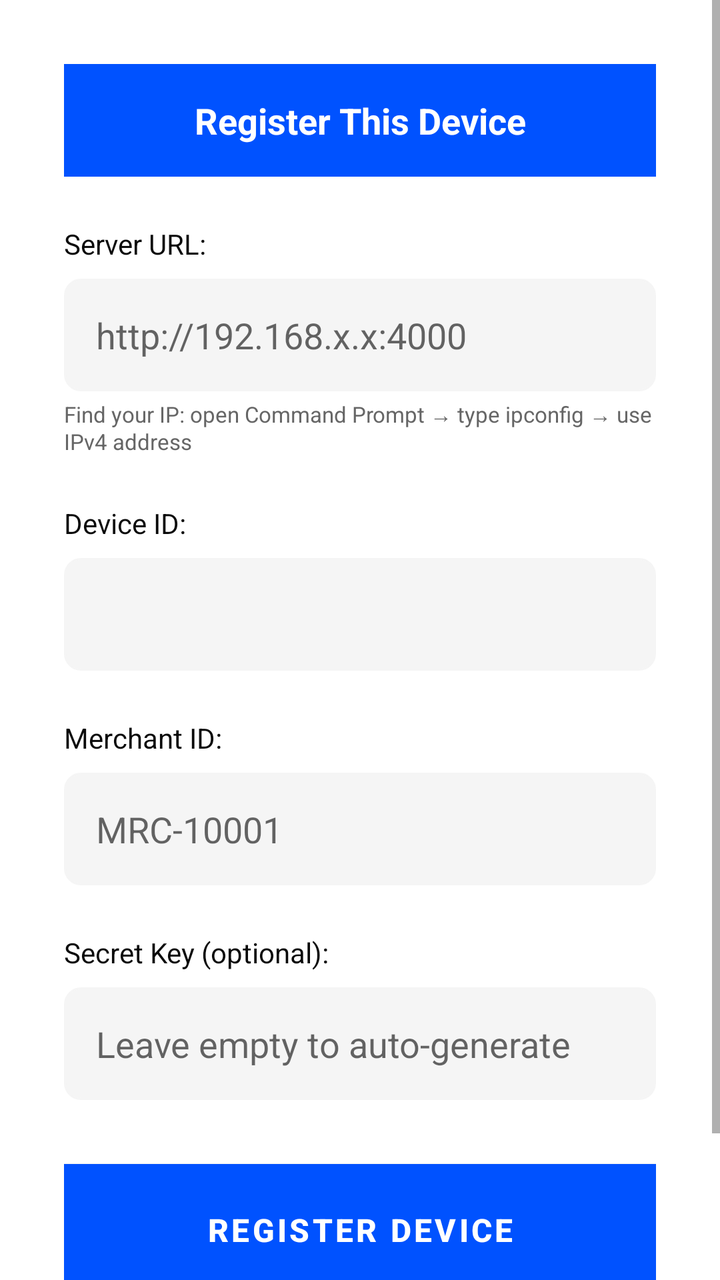
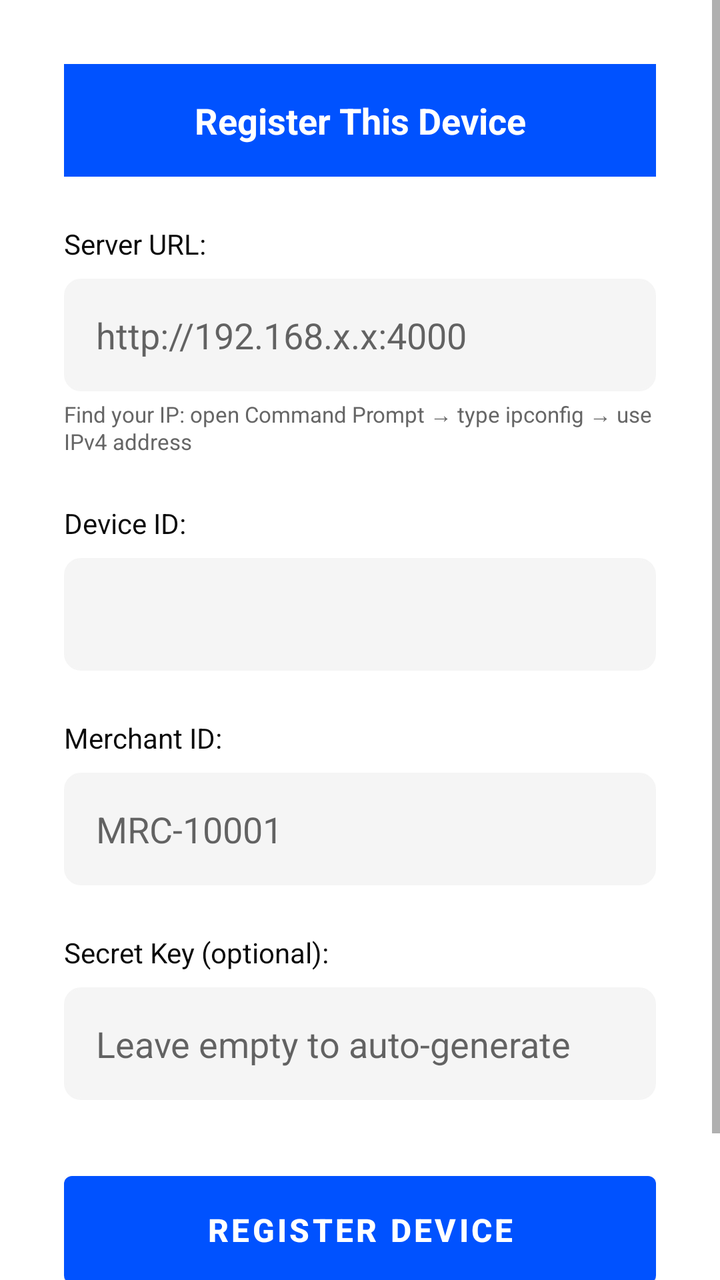

Before-and-after screenshots of an Android layout around one commit, followed by the original layout XML and the change that was made.
<!-- AndroidManifest.xml: activity theme Theme.PrimeStackTapToPay -->
<!-- res/layout/activity_device_registration.xml -->
<?xml version="1.0" encoding="utf-8"?>
<ScrollView xmlns:android="http://schemas.android.com/apk/res/android"
    android:layout_width="match_parent"
    android:layout_height="match_parent"
    android:background="@color/white">

    <LinearLayout
        android:layout_width="match_parent"
        android:layout_height="wrap_content"
        android:orientation="vertical"
        android:padding="32dp">

        <TextView
            android:layout_width="match_parent"
            android:layout_height="wrap_content"
            android:background="@color/primestack_primary"
            android:text="Register This Device"
            android:textColor="@color/white"
            android:textSize="18sp"
            android:textStyle="bold"
            android:padding="16dp"
            android:gravity="center" />

        
        <TextView
            android:layout_width="wrap_content"
            android:layout_height="wrap_content"
            android:text="Server URL:"
            android:textColor="@color/primestack_secondary"
            android:textSize="14sp"
            android:layout_marginTop="24dp" />

        <EditText
            android:id="@+id/serverUrlInput"
            android:layout_width="match_parent"
            android:layout_height="wrap_content"
            android:hint="http://192.168.x.x:4000"
            android:inputType="textUri"
            android:padding="16dp"
            android:background="@drawable/border_edittext"
            android:layout_marginTop="8dp" />

        <TextView
            android:layout_width="wrap_content"
            android:layout_height="wrap_content"
            android:text="Find your IP: open Command Prompt → type ipconfig → use IPv4 address"
            android:textColor="@color/primestack_gray"
            android:textSize="11sp"
            android:layout_marginTop="4dp" />

        <TextView
            android:layout_width="wrap_content"
            android:layout_height="wrap_content"
            android:text="Device ID:"
            android:textColor="@color/primestack_secondary"
            android:textSize="14sp"
            android:layout_marginTop="24dp" />

        <EditText
            android:id="@+id/terminalIdInput"
            android:layout_width="match_parent"
            android:layout_height="wrap_content"
            android:inputType="text"
            android:padding="16dp"
            android:background="@drawable/border_edittext"
            android:layout_marginTop="8dp" />

        <TextView
            android:layout_width="wrap_content"
            android:layout_height="wrap_content"
            android:text="Merchant ID:"
            android:textColor="@color/primestack_secondary"
            android:textSize="14sp"
            android:layout_marginTop="24dp" />

        <EditText
            android:id="@+id/merchantIdInput"
            android:layout_width="match_parent"
            android:layout_height="wrap_content"
            android:hint="MRC-10001"
            android:inputType="text"
            android:padding="16dp"
            android:background="@drawable/border_edittext"
            android:layout_marginTop="8dp" />

        <TextView
            android:layout_width="wrap_content"
            android:layout_height="wrap_content"
            android:text="Secret Key (optional):"
            android:textColor="@color/primestack_secondary"
            android:textSize="14sp"
            android:layout_marginTop="24dp" />

        <EditText
            android:id="@+id/secretKeyInput"
            android:layout_width="match_parent"
            android:layout_height="wrap_content"
            android:hint="Leave empty to auto-generate"
            android:inputType="text"
            android:padding="16dp"
            android:background="@drawable/border_edittext"
            android:layout_marginTop="8dp" />

        <Button
            android:id="@+id/btnRegister"
            android:layout_width="match_parent"
            android:layout_height="wrap_content"
            android:text="REGISTER DEVICE"
            android:textSize="16sp"
            android:textStyle="bold"
            android:padding="16dp"
            android:background="@color/primestack_primary"
            android:textColor="@color/white"
            android:layout_marginTop="32dp" />

        <TextView
            android:id="@+id/tvStatus"
            android:layout_width="wrap_content"
            android:layout_height="wrap_content"
            android:text="Status: Not Registered"
            android:textColor="@color/primestack_gray"
            android:textSize="14sp"
            android:layout_marginTop="24dp" />

    </LinearLayout>
</ScrollView>
<!-- resources referenced by this layout -->
<resources>
  <color name="primestack_gray">#666666</color>
  <color name="primestack_primary">#0052FF</color>
  <color name="primestack_secondary">#0A0A0A</color>
  <color name="white">#FFFFFFFF</color>
  <!-- drawable border_edittext (drawable) -->
  <?xml version="1.0" encoding="utf-8"?>
  <shape xmlns:android="http://schemas.android.com/apk/res/android">
      <corners android:radius="8dp" />
      <stroke android:width="1dp" android:color="@color/primestack_light_gray" />
      <solid android:color="@color/primestack_light_gray" />
  </shape>
  <style name="Theme.PrimeStackTapToPay" parent="Theme.MaterialComponents.DayNight.DarkActionBar">
          
          <item name="colorPrimary">@color/purple_500</item>
          <item name="colorPrimaryVariant">@color/purple_700</item>
          <item name="colorOnPrimary">@color/white</item>
          
          <item name="colorSecondary">@color/teal_200</item>
          <item name="colorSecondaryVariant">@color/teal_700</item>
          <item name="colorOnSecondary">@color/black</item>
          
          <item name="android:statusBarColor">?attr/colorPrimaryVariant</item>
          
      </style>
  <color name="primestack_light_gray">#F5F5F5</color>
  <color name="purple_500">#0052FF</color>
  <color name="purple_700">#0039B3</color>
  <color name="teal_200">#00D1FF</color>
  <color name="teal_700">#0099CC</color>
  <color name="black">#FF000000</color>
</resources>

<!-- the commit's change to res/layout/activity_device_registration.xml (unified diff, before → after) -->
@@ -1,5 +1,6 @@
 <?xml version="1.0" encoding="utf-8"?>
 <ScrollView xmlns:android="http://schemas.android.com/apk/res/android"
+    xmlns:app="http://schemas.android.com/apk/res-auto"
     android:layout_width="match_parent"
     android:layout_height="match_parent"
     android:background="@color/white">
@@ -109,7 +110,7 @@
             android:textSize="16sp"
             android:textStyle="bold"
             android:padding="16dp"
-            android:background="@color/primestack_primary"
+            app:backgroundTint="@color/primestack_primary"
             android:textColor="@color/white"
             android:layout_marginTop="32dp" />
 
